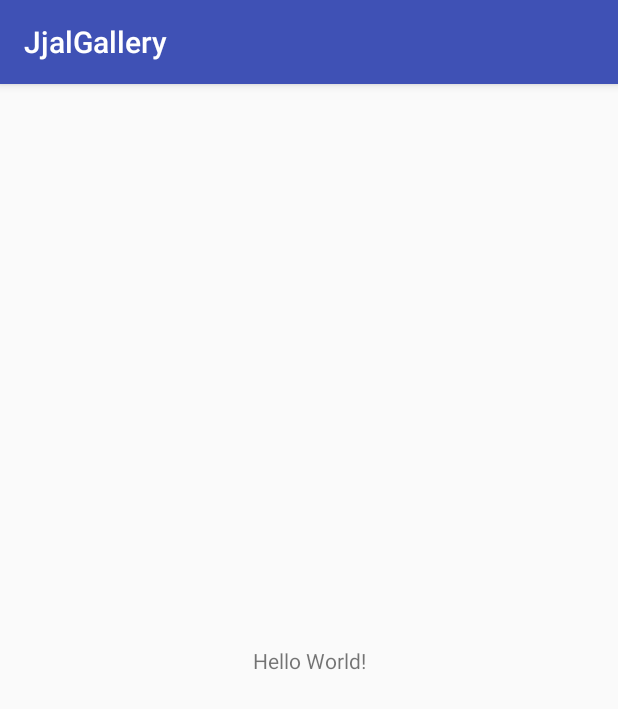
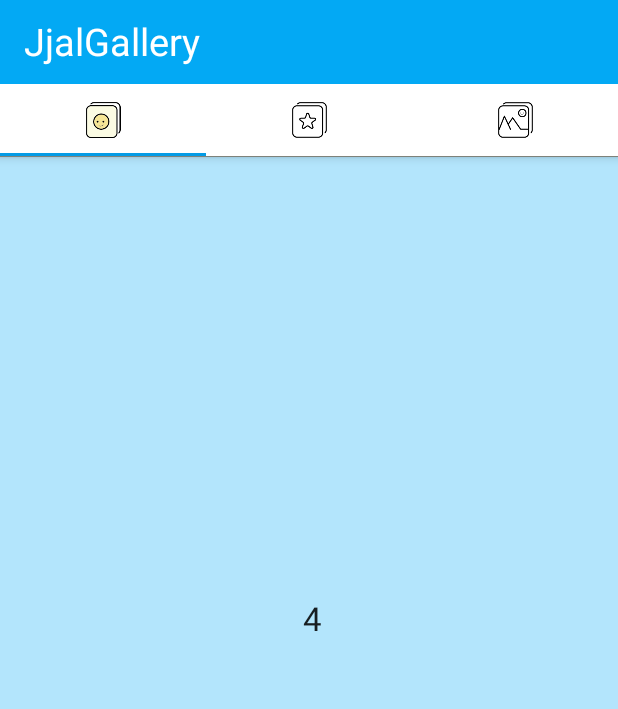
Before and after one commit to youngyol/JjalGallery, an Android app: the screen it shows after launch (MainActivity), on a phone screen of 412 x 824 dp. Shown: the top 709 px of the screen. Run offline under Robolectric (Android 15) with nearby library versions, the light colour scheme and no system bars; our stand-ins replace ButterKnife.

Commit message:
add pagerAdapter

```diff
--- a/JjalGallery/app/build.gradle
+++ b/JjalGallery/app/build.gradle
@@ -24,17 +24,19 @@ dependencies {
     androidTestCompile('com.android.support.test.espresso:espresso-core:2.2.2', {
         exclude group: 'com.android.support', module: 'support-annotations'
     })
+
+
+
+
+
+
+
     compile 'com.android.support:appcompat-v7:26.+'
     compile 'com.android.support.constraint:constraint-layout:1.0.2'
-    testCompile 'junit:junit:4.12'
-
-
     compile 'com.jakewharton:butterknife:8.8.0'
-    annotationProcessor 'com.jakewharton:butterknife-compiler:8.8.0'
-
-
+    compile 'com.android.support:design:26.+'
     compile 'com.android.support:recyclerview-v7:26.0.+'
     compile 'com.android.support:cardview-v7:26.0.+'
-
-
+    testCompile 'junit:junit:4.12'
+    annotationProcessor 'com.jakewharton:butterknife-compiler:8.8.0'
 }
--- a/JjalGallery/app/src/main/AndroidManifest.xml
+++ b/JjalGallery/app/src/main/AndroidManifest.xml
@@ -1,6 +1,7 @@
 <?xml version="1.0" encoding="utf-8"?>
 <manifest xmlns:android="http://schemas.android.com/apk/res/android"
     package="com.example.nasos.jjalgallery">
+
     <uses-permission android:name="android.permission.READ_EXTERNAL_STORAGE" />
 
     <application
--- a/JjalGallery/app/src/main/java/com/example/nasos/jjalgallery/MainActivity.java
+++ b/JjalGallery/app/src/main/java/com/example/nasos/jjalgallery/MainActivity.java
@@ -1,11 +1,59 @@
 package com.example.nasos.jjalgallery;
 
+import android.content.res.TypedArray;
+import android.support.design.widget.TabLayout;
+import android.support.v4.view.ViewPager;
+import android.support.v7.widget.Toolbar;
+
+import com.example.nasos.jjalgallery.ui.TabPagerAdapter;
 import com.example.nasos.jjalgallery.ui.base.BaseActivity;
 
+import butterknife.BindView;
+
 public class MainActivity extends BaseActivity {
+    @BindView(R.id.pager)
+    ViewPager viewPager;
+    @BindView(R.id.mTabLayout)
+    TabLayout tabLayout;
+    @BindView(R.id.toolbar)
+    Toolbar toolbar;
+
+
 
     @Override
     protected void initLayout() {
+        setSupportActionBar(toolbar);
+        TypedArray tabIcons = getResources().obtainTypedArray(R.array.tabs_icon);
+        for (int index = 0; index < 3; index++) {
+            tabLayout.addTab(tabLayout.newTab());
+            tabLayout.getTabAt(index).setIcon(tabIcons.getResourceId(index, R.drawable.ic_gallery_selector));
+        }
+        makePagerAdapter();
+    }
+
+    private void makePagerAdapter() {
+        // Creating TabPagerAdapter adapter
+        TabPagerAdapter pagerAdapter = new TabPagerAdapter(getSupportFragmentManager(), tabLayout.getTabCount());
+        viewPager.setAdapter(pagerAdapter);
+        viewPager.addOnPageChangeListener(new TabLayout.TabLayoutOnPageChangeListener(tabLayout));
+
+        // Set TabSelectedListener
+        tabLayout.addOnTabSelectedListener(new TabLayout.OnTabSelectedListener() {
+            @Override
+            public void onTabSelected(TabLayout.Tab tab) {
+                viewPager.setCurrentItem(tab.getPosition());
+            }
+
+            @Override
+            public void onTabUnselected(TabLayout.Tab tab) {
+
+            }
+
+            @Override
+            public void onTabReselected(TabLayout.Tab tab) {
+
+            }
+        });
 
     }
 
--- /dev/null
+++ b/JjalGallery/app/src/main/java/com/example/nasos/jjalgallery/ui/TabPagerAdapter.java
@@ -0,0 +1,38 @@
+package com.example.nasos.jjalgallery.ui;
+
+import android.support.v4.app.Fragment;
+import android.support.v4.app.FragmentManager;
+import android.support.v4.app.FragmentStatePagerAdapter;
+
+/**
+ * Created by nasos on 2017-08-07.
+ */
+
+
+public class TabPagerAdapter extends FragmentStatePagerAdapter {
+
+    // Count number of tabs
+    private int tabCount;
+
+    public TabPagerAdapter(FragmentManager fm, int tabCount) {
+        super(fm);
+        this.tabCount = tabCount;
+    }
+    @Override
+    public Fragment getItem(int position) {
+
+        // Returning the current tabs
+        switch (position) {
+            case 0:
+                return new UserGalleryFragment();
+            default:
+                return new UserGalleryFragment();
+        }
+
+    }
+
+    @Override
+    public int getCount() {
+        return tabCount;
+    }
+}
--- /dev/null
+++ b/JjalGallery/app/src/main/java/com/example/nasos/jjalgallery/ui/UserGalleryFragment.java
@@ -0,0 +1,31 @@
+package com.example.nasos.jjalgallery.ui;
+
+import android.os.Bundle;
+import android.view.LayoutInflater;
+import android.view.View;
+import android.view.ViewGroup;
+
+import com.example.nasos.jjalgallery.R;
+import com.example.nasos.jjalgallery.ui.base.BaseFragment;
+
+/**
+ * Created by nasos on 2017-08-07.
+ */
+
+
+public class UserGalleryFragment extends BaseFragment {
+    @Override
+    public View onCreateView(LayoutInflater inflater, ViewGroup container, Bundle savedInstanceState) {
+        return inflater.inflate(R.layout.activity_user_gallery_fragment, container, false);
+    }
+
+    @Override
+    protected int getLayoutId() {
+        return R.layout.activity_user_gallery_fragment;
+    }
+
+    @Override
+    protected void initLayout() {
+
+    }
+}
--- a/JjalGallery/app/src/main/res/layout/activity_main.xml
+++ b/JjalGallery/app/src/main/res/layout/activity_main.xml
@@ -1,18 +1,21 @@
 <?xml version="1.0" encoding="utf-8"?>
-<android.support.constraint.ConstraintLayout xmlns:android="http://schemas.android.com/apk/res/android"
+<android.support.design.widget.CoordinatorLayout xmlns:android="http://schemas.android.com/apk/res/android"
     xmlns:app="http://schemas.android.com/apk/res-auto"
     xmlns:tools="http://schemas.android.com/tools"
     android:layout_width="match_parent"
     android:layout_height="match_parent"
     tools:context="com.example.nasos.jjalgallery.MainActivity">
 
-    <TextView
-        android:layout_width="wrap_content"
-        android:layout_height="wrap_content"
-        android:text="Hello World!"
-        app:layout_constraintBottom_toBottomOf="parent"
-        app:layout_constraintLeft_toLeftOf="parent"
-        app:layout_constraintRight_toRightOf="parent"
-        app:layout_constraintTop_toTopOf="parent" />
+    <android.support.v4.view.ViewPager
+        android:id="@+id/pager"
+        android:layout_width="match_parent"
+        android:layout_height="match_parent"
+        app:layout_behavior="@string/appbar_scrolling_view_behavior" />
 
-</android.support.constraint.ConstraintLayout>
+
+    <include
+        layout="@layout/app_bar_main"
+        android:layout_width="match_parent"
+        android:layout_height="match_parent" />
+
+</android.support.design.widget.CoordinatorLayout>
--- /dev/null
+++ b/JjalGallery/app/src/main/res/layout/activity_user_gallery_fragment.xml
@@ -0,0 +1,15 @@
+<?xml version="1.0" encoding="utf-8"?>
+<RelativeLayout xmlns:android="http://schemas.android.com/apk/res/android"
+    android:layout_width="match_parent"
+    android:layout_height="match_parent"
+    android:background="@color/subTheme2"
+    android:orientation="vertical">
+
+    <TextView
+        android:layout_width="wrap_content"
+        android:layout_height="wrap_content"
+        android:layout_centerInParent="true"
+        android:text=" 4"
+        android:textAppearance="?android:attr/textAppearanceLarge"/>
+
+</RelativeLayout>
--- /dev/null
+++ b/JjalGallery/app/src/main/res/layout/app_bar_main.xml
@@ -0,0 +1,57 @@
+<?xml version="1.0" encoding="utf-8"?>
+<android.support.design.widget.CoordinatorLayout xmlns:android="http://schemas.android.com/apk/res/android"
+    xmlns:app="http://schemas.android.com/apk/res-auto"
+    xmlns:tools="http://schemas.android.com/tools"
+    android:layout_width="match_parent"
+    android:layout_height="match_parent"
+    tools:context="com.example.nasos.jjalgallery.MainActivity">
+
+
+    <android.support.design.widget.AppBarLayout
+        android:id="@+id/app_bar"
+        android:layout_width="match_parent"
+        android:layout_height="wrap_content"
+        android:theme="@style/ThemeOverlay.AppCompat.Dark.ActionBar">
+
+        <android.support.design.widget.CollapsingToolbarLayout
+            android:id="@+id/collapsing_toolbar"
+            android:layout_width="match_parent"
+            android:layout_height="wrap_content"
+            app:layout_scrollFlags="scroll|enterAlways|snap">
+
+            <android.support.v7.widget.Toolbar
+                android:id="@+id/toolbar"
+                android:layout_width="match_parent"
+                android:layout_height="?attr/actionBarSize"
+                android:background="@color/mainTheme"
+                android:title="@string/app_name"
+                android:titleTextColor="@color/white">
+
+                <TextView
+                    android:layout_width="match_parent"
+                    android:layout_height="match_parent"
+                    android:layout_marginTop="10dp"
+                    android:text="@string/app_name"
+                    android:textColor="@color/white"
+                    android:textSize="25sp" />
+            </android.support.v7.widget.Toolbar>
+
+        </android.support.design.widget.CollapsingToolbarLayout>
+
+        <android.support.design.widget.TabLayout
+            android:id="@+id/mTabLayout"
+            android:layout_width="match_parent"
+            android:layout_height="wrap_content"
+            android:background="@color/white"
+            app:layout_collapseMode="pin"
+            app:tabIndicatorColor="@color/subTheme"
+            app:tabMode="fixed" />
+
+        <View
+            android:layout_width="wrap_content"
+            android:layout_height="0.8dp"
+            android:background="@color/gray" />
+    </android.support.design.widget.AppBarLayout>
+
+
+</android.support.design.widget.CoordinatorLayout>
--- /dev/null
+++ b/JjalGallery/app/src/main/res/values/array.xml
@@ -0,0 +1,8 @@
+<?xml version="1.0" encoding="utf-8"?>
+<resources>
+    <array name="tabs_icon">
+        <item>@drawable/ic_jjal_selector</item>
+        <item>@drawable/ic_bookmark_selector</item>
+        <item>@drawable/ic_gallery_selector</item>
+  </array>
+</resources>
--- a/JjalGallery/app/src/main/res/values/colors.xml
+++ b/JjalGallery/app/src/main/res/values/colors.xml
@@ -3,5 +3,9 @@
     <color name="colorPrimary">#3F51B5</color>
     <color name="colorPrimaryDark">#303F9F</color>
     <color name="colorAccent">#FF4081</color>
-    <color name="mainRed">#FF1744</color>
+    <color name="mainTheme">#03A9F4</color>
+    <color name="white">#ffffff</color>
+    <color name="subTheme">#039BE5</color>
+    <color name="subTheme2">#B3E5FC</color>
+    <color name="gray">#7E827A</color>
 </resources>
--- a/JjalGallery/app/src/main/res/values/styles.xml
+++ b/JjalGallery/app/src/main/res/values/styles.xml
@@ -1,11 +1,14 @@
 <resources>
 
     <!-- Base application theme. -->
-    <style name="AppTheme" parent="Theme.AppCompat.Light.DarkActionBar">
+    <style name="AppTheme" parent="Theme.AppCompat.Light.NoActionBar">
         <!-- Customize your theme here. -->
         <item name="colorPrimary">@color/colorPrimary</item>
         <item name="colorPrimaryDark">@color/colorPrimaryDark</item>
-        <item name="colorAccent">@color/colorAccent</item>
+        <item name="colorAccent">@color/mainTheme</item>
+        <!-- No Title Bar-->
+        <item name="windowActionBar">false</item>
+        <item name="windowNoTitle">true</item>
+
     </style>
-
 </resources>
```
Also changed, not shown: JjalGallery/app/src/main/res/drawable/app_icon.png (added), JjalGallery/app/src/main/res/drawable/ic_bookmark_unselected.png.
